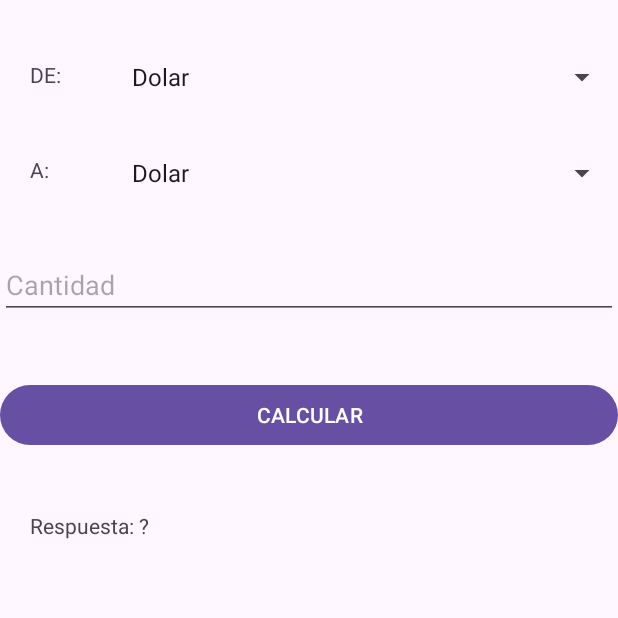
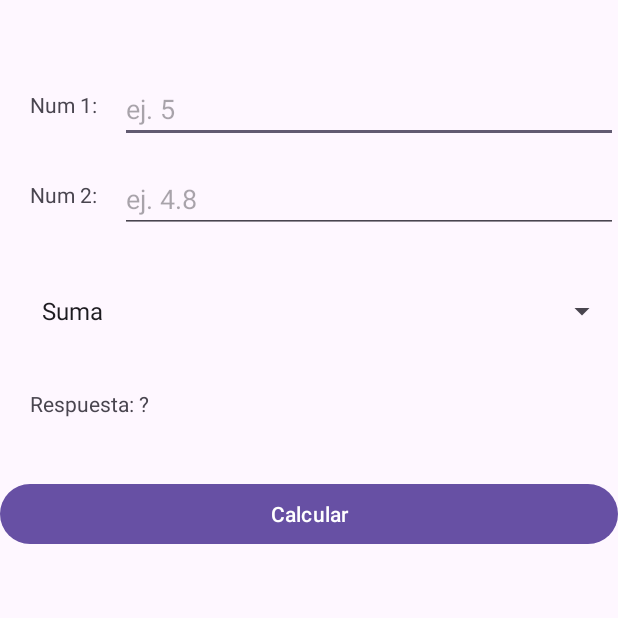
Before and after one commit to valen500/semi-prograll-2025, an Android app: the screen it shows after launch (MainActivity), on a phone screen of 412 x 824 dp, the top half of it. Run offline under Robolectric (Android 15) with nearby library versions, the phone set to English and light mode, and no system bars.

Commit message:
calculadora basica con todas las funciones actualizada

```diff
--- a/app/src/main/res/layout/activity_main.xml
+++ b/app/src/main/res/layout/activity_main.xml
@@ -7,107 +7,67 @@
     android:layout_height="match_parent"
     tools:context=".MainActivity">
 
-    <TabHost
-        android:id="@+id/tbhConversor"
-        android:layout_width="match_parent"
-        android:layout_height="wrap_content">
+    <!-- Etiqueta Num1 -->
+    <TextView
+        android:id="@+id/lblNum1"
+        android:text="Num 1:"
+        android:layout_marginTop="60dp"
+        android:layout_marginLeft="20dp"
+        android:layout_width="wrap_content"
+        android:layout_height="wrap_content"/>
 
-        <LinearLayout
-            android:layout_width="match_parent"
-            android:layout_height="match_parent"
-            android:orientation="vertical">
-            <TabWidget
-                android:id="@android:id/tabs"
-                android:layout_width="match_parent"
-                android:layout_height="wrap_content" />
-            <FrameLayout
-                android:id="@android:id/tabcontent"
-                android:layout_width="match_parent"
-                android:layout_height="match_parent">
-                <RelativeLayout
-                    android:id="@+id/tabMonedas"
-                    android:layout_width="match_parent"
-                    android:layout_height="match_parent"
-                    android:orientation="vertical">
-                    <TextView
-                        android:id="@+id/lblDeMonedas"
-                        android:text="DE: "
-                        android:layout_marginTop="40dp"
-                        android:layout_marginLeft="20dp"
-                        android:layout_width="wrap_content"
-                        android:layout_height="wrap_content"/>
-                    <Spinner
-                        android:entries="@array/monedas"
-                        android:id="@+id/spnDeMonedas"
-                        android:layout_below="@id/lblDeMonedas"
-                        android:layout_marginLeft="80dp"
-                        android:layout_marginTop="-20dp"
-                        android:layout_width="match_parent"
-                        android:layout_height="wrap_content"/>
-                    <TextView
-                        android:id="@+id/lblAMonedas"
-                        android:text="A: "
-                        android:layout_below="@id/spnDeMonedas"
-                        android:layout_marginTop="40dp"
-                        android:layout_marginLeft="20dp"
-                        android:layout_width="wrap_content"
-                        android:layout_height="wrap_content"/>
-                    <Spinner
-                        android:entries="@array/monedas"
-                        android:id="@+id/spnAMonedas"
-                        android:layout_below="@id/spnDeMonedas"
-                        android:layout_marginLeft="80dp"
-                        android:layout_marginTop="40dp"
-                        android:layout_width="match_parent"
-                        android:layout_height="wrap_content"/>
-                </RelativeLayout>
-                <RelativeLayout
-                    android:id="@+id/tabLongitud"
-                    android:layout_width="match_parent"
-                    android:layout_height="match_parent"
-                    android:orientation="vertical">
-                </RelativeLayout>
-                <RelativeLayout
-                    android:id="@+id/tabTiempo"
-                    android:layout_width="match_parent"
-                    android:layout_height="match_parent"
-                    android:orientation="vertical">
-                </RelativeLayout>
-                <RelativeLayout
-                    android:id="@+id/tabAlmacenamiento"
-                    android:layout_width="match_parent"
-                    android:layout_height="match_parent"
-                    android:orientation="vertical">
-                </RelativeLayout>
-            </FrameLayout>
-        </LinearLayout>
-    </TabHost>
-
+    <!--  texto Num1 -->
     <EditText
-        android:hint="Cantidad"
-        android:layout_below="@+id/tbhConversor"
-        android:layout_marginTop="40dp"
-        android:id="@+id/txtCantidad"
+        android:id="@+id/txtNum1"
+        android:hint="ej. 5"
+        android:layout_marginTop="50dp"
+        android:layout_marginLeft="80dp"
         android:layout_width="match_parent"
         android:layout_height="wrap_content"/>
 
-    <Button
-        android:id="@+id/btnCalcular"
-        android:layout_below="@+id/txtCantidad"
-        android:layout_marginTop="40dp"
-        android:text="CALCULAR"
+    <!-- Etiqueta Num2 -->
+    <TextView
+        android:id="@+id/lblNum2"
+        android:text="Num 2:"
+        android:layout_marginTop="120dp"
+        android:layout_marginLeft="20dp"
+        android:layout_width="wrap_content"
+        android:layout_height="wrap_content"/>
+
+    <!--  texto Num2 -->
+    <EditText
+        android:id="@+id/txtNum2"
+        android:hint="ej. 4.8"
+        android:layout_marginTop="110dp"
+        android:layout_marginLeft="80dp"
         android:layout_width="match_parent"
         android:layout_height="wrap_content"/>
 
+    <Spinner
+        android:id="@+id/spnOpciones"
+        android:layout_below="@id/txtNum2"
+        android:entries="@array/opciones"
+        android:layout_marginTop="40dp"
+        android:layout_marginLeft="20dp"
+        android:layout_width="match_parent"
+        android:layout_height="wrap_content"/>
+
+    <!-- Etiqueta Respuesta -->
     <TextView
         android:id="@+id/lblRespuesta"
-        android:layout_below="@+id/btnCalcular"
+        android:layout_width="wrap_content"
+        android:layout_height="wrap_content"
+        android:layout_marginLeft="20dp"
+        android:layout_below="@id/spnOpciones"
         android:layout_marginTop="40dp"
-        android:layout_marginLeft="20dp"
-        android:text="Respuesta: ?"
-        android:layout_width="wrap_content"
+        android:text="Respuesta: ?" />
+
+    <!-- Botón Calcular -->
+    <Button
+        android:id="@+id/btnCalcular"
+        android:layout_below="@id/lblRespuesta"
+        android:layout_marginTop="40dp"
+        android:text="Calcular"
+        android:layout_width="match_parent"
         android:layout_height="wrap_content"/>
-
-
-
 </RelativeLayout>
--- a/app/src/main/res/values/strings.xml
+++ b/app/src/main/res/values/strings.xml
@@ -1,13 +1,15 @@
 <resources>
     <string name="app_name">Miprimeraaplicacion</string>
-    <string-array name="monedas">
-        <item>Dolar</item>
-        <item>Euro</item>
-        <item>Quetzalez</item>
-        <item>Lempiras</item>
-        <item>Cordobas</item>
-        <item>Colon CR</item>
-        <item>Colon SV</item>
+    <string-array name="opciones">
+        <item>Suma</item>
+        <item>Resta</item>
+        <item>Multiplicacion</item>
+        <item>Division</item>
+        <item>Exponente</item>
+        <item>Porcentaje</item>
+        <item>Raiz</item>
+        <item>Factorial</item>
+        <item>resto o residuo</item>
+        <item>Mayor de 2 números</item>
     </string-array>
-
 </resources>
```
Also changed, not shown: app/src/main/java/com/example/miprimeraaplicacion/MainActivity.java (+87 -40 lines).
